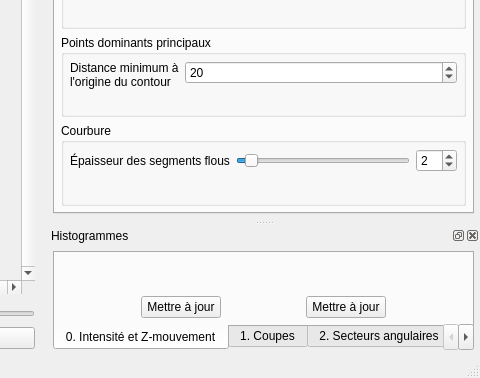
Above: ui/mainwindow.ui from akrah/TKDetection before the change; both pictures show x 500 to 980 and y 450 to 828 of the 980 by 828 pixel window. Below: the same form after it.
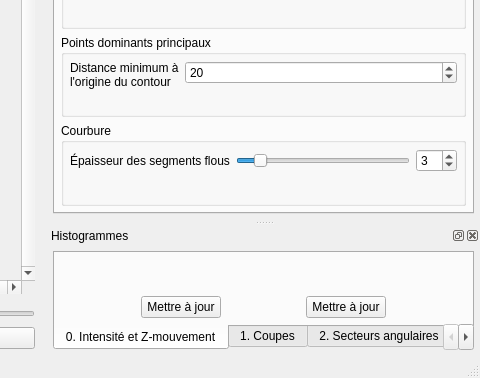
That is the form after the change. The open tabs and pages were chosen to show the change. Custom widgets are drawn as their Qt base class.

```diff
--- a/ui/mainwindow.ui
+++ b/ui/mainwindow.ui
@@ -1778,7 +1778,7 @@
                  <number>20</number>
                 </property>
                 <property name="value">
-                 <number>2</number>
+                 <number>3</number>
                 </property>
                 <property name="orientation">
                  <enum>Qt::Horizontal</enum>
@@ -1794,7 +1794,7 @@
                  <number>20</number>
                 </property>
                 <property name="value">
-                 <number>2</number>
+                 <number>3</number>
                 </property>
                </widget>
               </item>
```
Left out of the diff: 6 changed lines with no effect on the pictures.
